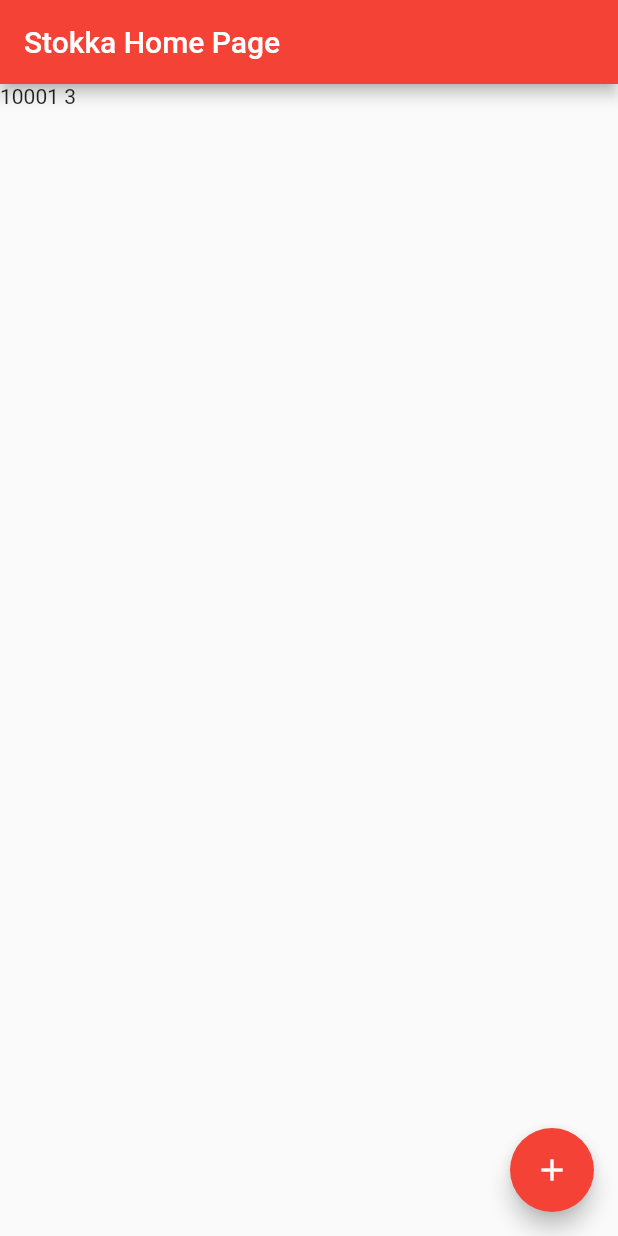
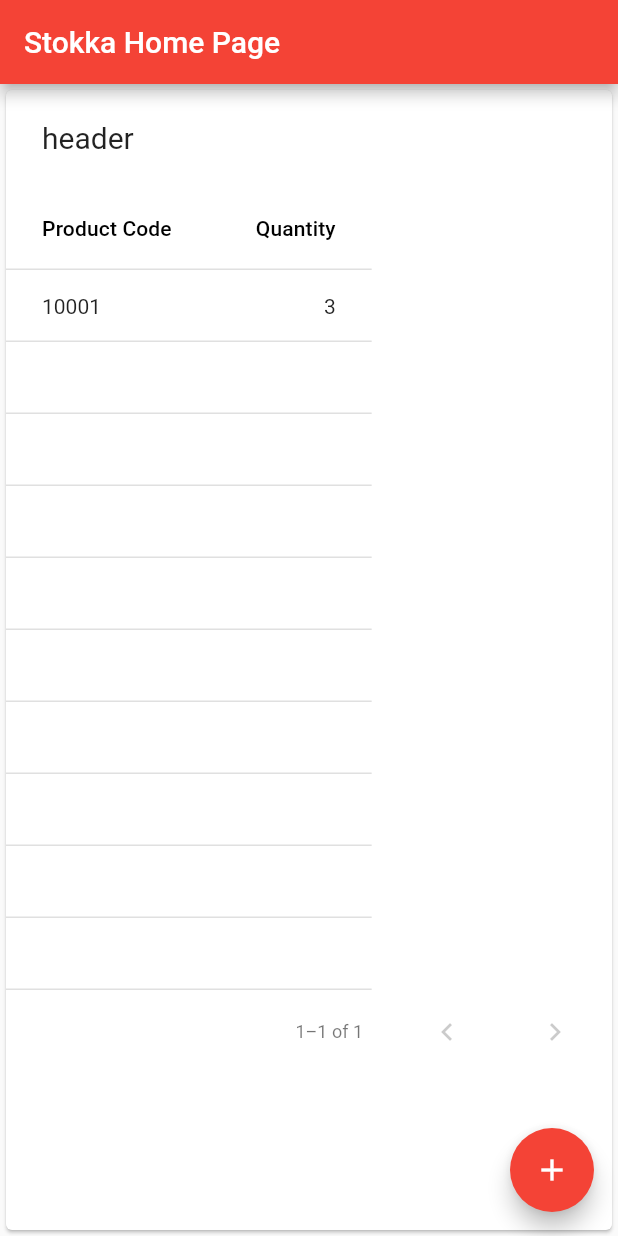
Before and after one commit to bwhitecr/stokka, a Flutter app: the screen it shows after launch, after a tap on the "add" icon, on a phone screen of 412 x 824 dp. Run offline on Flutter 3.47's test engine with Material 2 defaults, Android fonts, the phone set to English and light mode, and no system bars.

Commit message:
Added a PaginatedDataTable for display of orders.

```diff
--- a/lib/main.dart
+++ b/lib/main.dart
@@ -1,6 +1,6 @@
 import 'package:flutter/material.dart';
 import 'dart:math';
-import './order.dart';
+import './orderDataSource.dart';
 
 void main() => runApp(new MyApp());
 
@@ -46,8 +46,15 @@ class MyHomePage extends StatefulWidget {
 
 class _MyHomePageState extends State<MyHomePage> {
   int _counter = 10000;
-  Order _order = new Order();
   Random _random = new Random(654);
+  OrderDataSource _dataSource = new OrderDataSource();
+
+  List<DataColumn> getColumns() {
+    var columns = new List<DataColumn>();
+    columns.add(new DataColumn(label: new Text('Product Code')));
+    columns.add(new DataColumn(label: new Text('Quantity'), numeric: true));
+    return columns;
+  }
 
   void _incrementCounter() {
     setState(() {
@@ -59,7 +66,7 @@ class _MyHomePageState extends State<MyHomePage> {
       _counter++;
       var productCode =  '$_counter';
       var qty = (_random.nextDouble() * 10).floor() + 1;
-      var p = _order.orderProduct(productCode, qty);
+      var p = _dataSource.addRow(productCode, qty);
       print('Ordered product ${p.productCode}');
     });
   }
@@ -81,9 +88,14 @@ class _MyHomePageState extends State<MyHomePage> {
       body: new Center(
         // Center is a layout widget. It takes a single child and positions it
         // in the middle of the parent.
-        child: new ListView(
-          children: _order.orderedLines.map((product) => new Text('${product.productCode} ${product.quantityOrdered}')).toList(),
+        child: new PaginatedDataTable(
+          header: new Text('header'),
+          columns: getColumns(),
+          source: _dataSource,
         ),
+        // child: new ListView(
+        //   children: _order.orderedLines.map((product) => new Text('${product.productCode} ${product.quantityOrdered}')).toList(),
+        // ),
       ),
       floatingActionButton: new FloatingActionButton(
         onPressed: _incrementCounter,
--- /dev/null
+++ b/lib/orderDataSource.dart
@@ -0,0 +1,36 @@
+import 'package:flutter/material.dart';
+import './order.dart';
+import './orderLineItem.dart';
+
+class OrderDataSource extends DataTableSource {
+  Order _order = new Order();
+
+  OrderLineItem addRow(String productCode, num quantity) {
+    var product = _order.orderProduct(productCode, quantity);
+    this.notifyListeners();
+    return product;
+  }
+
+  @override
+  DataRow getRow(int index) {
+    var product = _order.orderedLines[index];
+    var cells = new List<DataCell>();
+    cells.add(new DataCell(new Text('${product.productCode}')));
+    cells.add(new DataCell(new Text('${product.quantityOrdered}')));
+
+    var row = new DataRow(
+      cells: cells
+    );
+    return row;
+  }
+
+  @override
+  bool get isRowCountApproximate => false;
+
+  @override
+  int get rowCount => _order.orderedLines.length;
+
+  @override
+  int get selectedRowCount => 0;
+
+}
```
